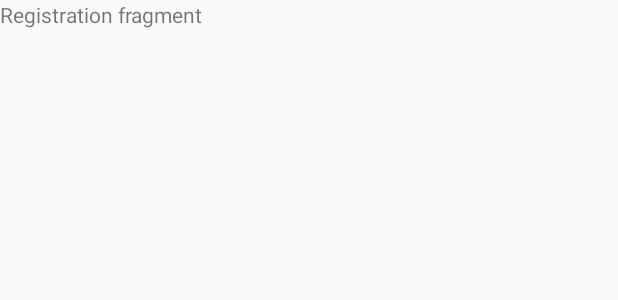
After one commit to MotazAli/mobden-android, an Android app: the layout fragment_registration.xml on its own in the app's theme, with its tools: preview values and no code run, on a phone screen of 412 x 824 dp. The commit adds this screen. Shown: the top 300 px of the screen. Run offline under Robolectric (Android 15) with nearby library versions, the phone set to English and light mode, and no system bars.

Commit message:
adding fragment graph

```diff
--- a/app/build.gradle
+++ b/app/build.gradle
@@ -40,4 +40,6 @@ dependencies {
     testImplementation 'junit:junit:4.12'
     androidTestImplementation 'androidx.test.ext:junit:1.1.1'
     androidTestImplementation 'androidx.test.espresso:espresso-core:3.2.0'
+    implementation 'androidx.navigation:navigation-fragment-ktx:2.2.1'
+    implementation 'androidx.navigation:navigation-ui-ktx:2.2.1'
 }
--- /dev/null
+++ b/app/src/main/res/layout/fragment_registration.xml
@@ -0,0 +1,14 @@
+<?xml version="1.0" encoding="utf-8"?>
+<FrameLayout xmlns:android="http://schemas.android.com/apk/res/android"
+    xmlns:tools="http://schemas.android.com/tools"
+    android:layout_width="match_parent"
+    android:layout_height="match_parent"
+    tools:context=".RegistrationFragment">
+
+    <!-- TODO: Update blank fragment layout -->
+    <TextView
+        android:layout_width="match_parent"
+        android:layout_height="match_parent"
+        android:text="Registration fragment" />
+
+</FrameLayout>
--- a/app/src/main/res/menu/slide_menu.xml
+++ b/app/src/main/res/menu/slide_menu.xml
@@ -5,7 +5,7 @@
 
     <group android:id="@+id/master_group_items"
         android:visible="true">
-        <item android:id="@+id/register_item"
+        <item android:id="@id/registrationFragment"
             android:title="القبول و التسجيل"
             ></item>
 
```
Also changed, not shown: app/src/main/java/com/aion/mobden/MainActivity.kt (+24 -12 lines), app/src/main/java/com/aion/mobden/MasterFragment.kt (+25 -0 lines), app/src/main/java/com/aion/mobden/MasterHomeFragment.kt (added, +22 -0 lines), app/src/main/java/com/aion/mobden/RegistrationFragment.kt (added, +22 -0 lines), app/src/main/res/layout/fragment_master.xml (+11 -5 lines), app/src/main/res/layout/fragment_master_home.xml (added, +14 -0 lines), app/src/main/res/navigation/fragment_graph.xml (added, +18 -0 lines).
